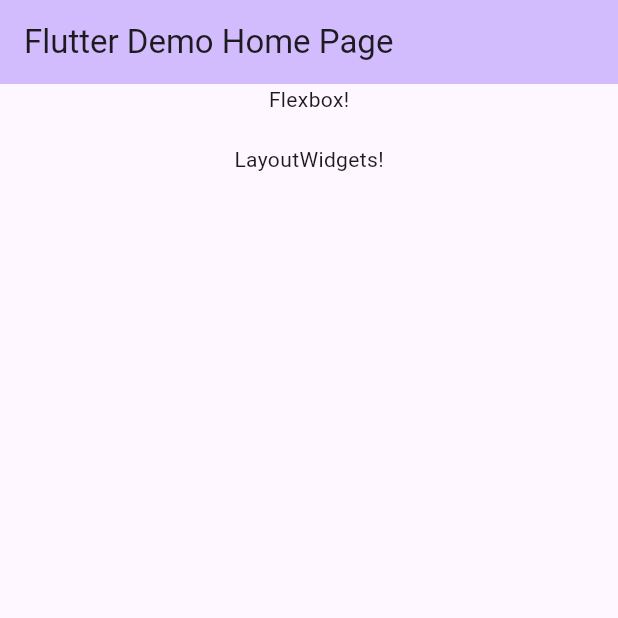
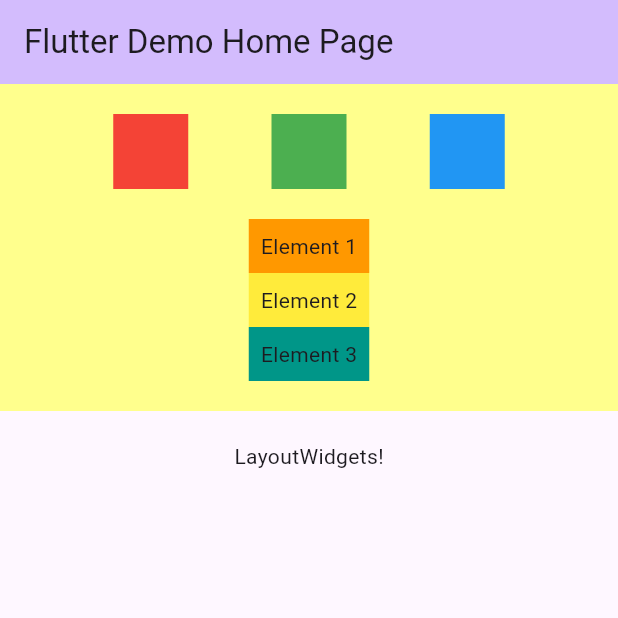
Before and after one commit to joshua-lehmann/Flutter-Layout-Widgets, a Flutter app: the screen it shows after launch, on a phone screen of 412 x 824 dp, the top half of it. Run offline on Flutter 3.47's test engine with Material 2 defaults, Android fonts, the phone set to English and light mode, and no system bars.

Commit message:
addd row col and container example

```diff
--- a/lib/flexbox.dart
+++ b/lib/flexbox.dart
@@ -1,10 +1,61 @@
-import 'package:flutter/widgets.dart';
+import 'package:flutter/material.dart';
 
 class FlexBox extends StatelessWidget {
   const FlexBox({super.key});
+@override
+  Widget build(BuildContext context) {
+    return Container(
+      color: Colors.yellowAccent.shade100,
+      padding: EdgeInsets.all(20),
+      child: Column(
+        mainAxisAlignment: MainAxisAlignment.center,
+        crossAxisAlignment: CrossAxisAlignment.center,
+        children: <Widget>[
+          Row(
+            mainAxisAlignment: MainAxisAlignment.spaceEvenly,
+            children: <Widget>[
+              Container(
+                width: 50,
+                height: 50,
+                color: Colors.red,
+              ),
+              Container(
+                width: 50,
+                height: 50,
+                color: Colors.green,
+              ),
+              Container(
+                width: 50,
+                height: 50,
+                color: Colors.blue,
+              ),
+            ],
+          ),
+          SizedBox(height: 20), // Platz zwischen den Widgets
 
-  @override
-  Widget build(BuildContext context) {
-    return const Text('Flexbox!');
+          Column(
+            mainAxisAlignment: MainAxisAlignment.center,
+            crossAxisAlignment: CrossAxisAlignment.center,
+            children: <Widget>[
+              Container(
+                color: Colors.orange,
+                padding: EdgeInsets.all(8),
+                child: Text('Element 1'),
+              ),
+              Container(
+                color: Colors.yellow,
+                padding: EdgeInsets.all(8),
+                child: Text('Element 2'),
+              ),
+              Container(
+                color: Colors.teal,
+                padding: EdgeInsets.all(8),
+                child: Text('Element 3'),
+              ),
+            ],
+          ),
+        ],
+      ),
+    );
   }
 }
```
